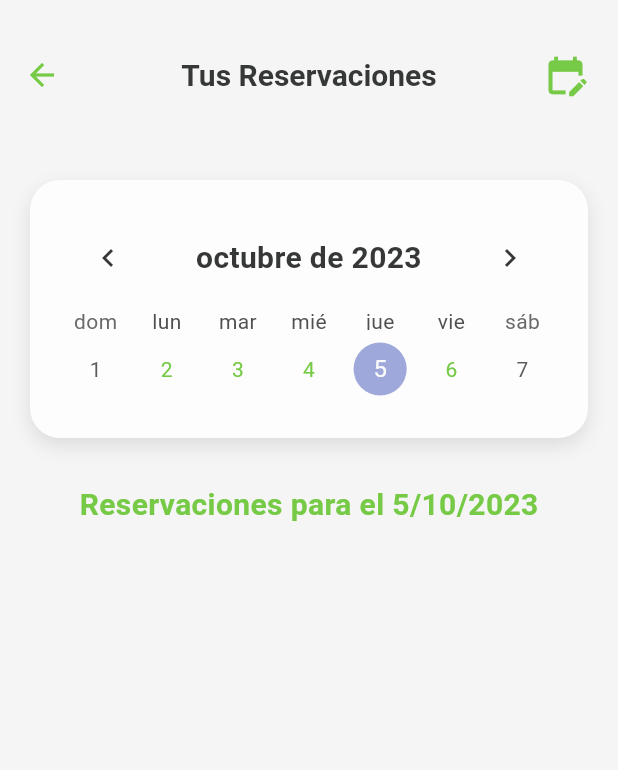
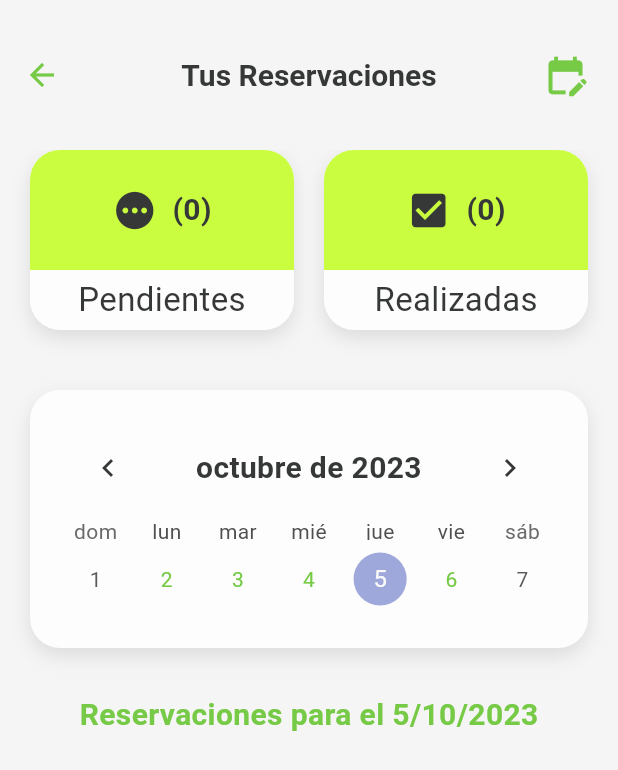
Before and after one commit to jrdeavila/club_valledupar_app, a Flutter app: the ReservationScreen screen opened by its route, on a phone screen of 412 x 824 dp. Shown: the top 770 px of the screen. Run offline on Flutter 3.47's test engine with Material 2 defaults, Android fonts, the phone set to English and light mode, and no system bars; drawn by our look-alikes of table_calendar; our stand-ins replace dio, flutter_keyboard_visibility, get, get_it, injectable, shared_preferences and 1 more; accounts and stored records are empty; network calls fail; statements that could not run were skipped.

Commit message:
Agregar componente de reservaciones pendientes y realizadas

```diff
--- a/lib/src/presentation/features/dashboard/controllers/reservation_controller.dart
+++ b/lib/src/presentation/features/dashboard/controllers/reservation_controller.dart
@@ -12,6 +12,12 @@ class ReservationController extends GetxController {
   DateTime get focusedDay => _focusedDay.value;
   List<Reservation> get reservations => _reservations;
   List<Reservation> get reservationsByDay => getByDay(_focusedDay.value);
+  List<Reservation> get pendingReservations => _reservations
+      .where((reservation) => !isDone(reservation.endDate))
+      .toList();
+  List<Reservation> get doneReservations => _reservations.where((reservation) {
+        return isDone(reservation.endDate);
+      }).toList();
 
   CalendarFormat get calendarFormat => _calendarFormat.value;
 
--- a/lib/src/presentation/features/dashboard/screens/reservation_screen.dart
+++ b/lib/src/presentation/features/dashboard/screens/reservation_screen.dart
@@ -27,6 +27,32 @@ class ReservationScreen extends GetView<ReservationController> {
       body: SingleChildScrollView(
         child: Obx(() => Column(
               children: [
+                Row(
+                  children: [
+                    const SizedBox(width: 20),
+                    Expanded(
+                      child: ReservationDetailsCard(
+                        title: "Pendientes",
+                        count: controller.pendingReservations.length,
+                        icon: Icons.pending,
+                        color: Theme.of(context).colorScheme.onSecondary,
+                        bgColor: Theme.of(context).colorScheme.secondary,
+                      ),
+                    ),
+                    const SizedBox(width: 20),
+                    Expanded(
+                      child: ReservationDetailsCard(
+                        title: "Realizadas",
+                        count: controller.doneReservations.length,
+                        icon: Icons.check_box,
+                        color: Theme.of(context).colorScheme.onSecondary,
+                        bgColor: Theme.of(context).colorScheme.secondary,
+                      ),
+                    ),
+                    const SizedBox(width: 20),
+                  ],
+                ),
+                const SizedBox(height: 20),
                 _buildCalendar(context),
                 const SizedBox(height: 10),
                 Text(
@@ -109,6 +135,86 @@ class ReservationScreen extends GetView<ReservationController> {
           controller.changeCalendarFormat(format);
         },
         locale: "es_CO",
+      ),
+    );
+  }
+}
+
+class ReservationDetailsCard extends StatelessWidget {
+  const ReservationDetailsCard({
+    super.key,
+    required this.title,
+    required this.count,
+    required this.icon,
+    required this.color,
+    required this.bgColor,
+  });
+
+  final String title;
+  final int count;
+  final IconData icon;
+  final Color color;
+  final Color bgColor;
+
+  @override
+  Widget build(BuildContext context) {
+    return Container(
+      decoration: BoxDecoration(
+        color: Theme.of(context).colorScheme.background,
+        borderRadius: BorderRadius.circular(20),
+        boxShadow: [
+          BoxShadow(
+            color: Colors.black.withOpacity(0.1),
+            blurRadius: 10,
+            offset: const Offset(0, 5),
+          ),
+        ],
+      ),
+      height: 120,
+      child: Column(
+        children: [
+          Expanded(
+            flex: 2,
+            child: Container(
+              decoration: BoxDecoration(
+                  color: bgColor,
+                  borderRadius: BorderRadius.vertical(
+                    top: Radius.circular(20),
+                  )),
+              padding: const EdgeInsets.symmetric(horizontal: 30, vertical: 20),
+              child: Row(
+                mainAxisAlignment: MainAxisAlignment.center,
+                children: [
+                  Icon(
+                    icon,
+                    size: 30,
+                    color: color,
+                  ),
+                  const SizedBox(width: 10),
+                  Text(
+                    "($count)",
+                    style: TextStyle(
+                      fontSize: 20,
+                      fontWeight: FontWeight.bold,
+                      color: color,
+                    ),
+                  ),
+                ],
+              ),
+            ),
+          ),
+          Expanded(
+            child: Center(
+              child: Text(
+                title,
+                style: TextStyle(
+                  color: color,
+                  fontSize: 22.0,
+                ),
+              ),
+            ),
+          ),
+        ],
       ),
     );
   }
```
